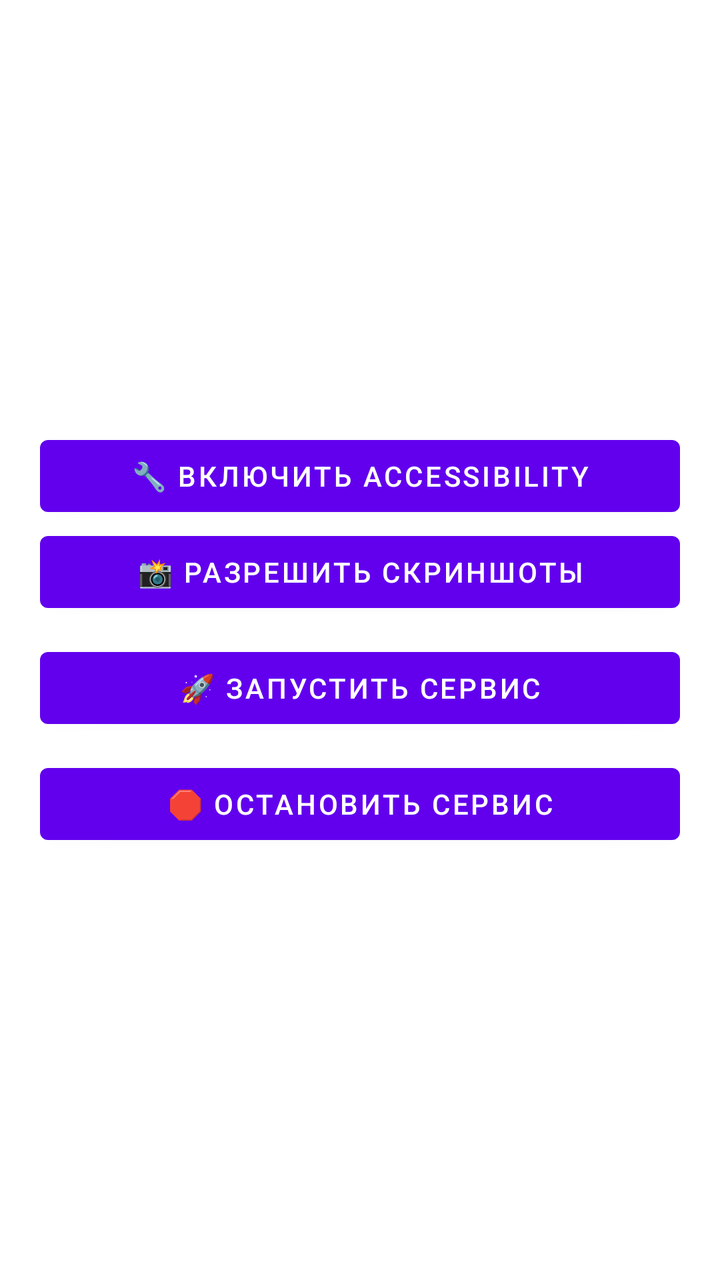
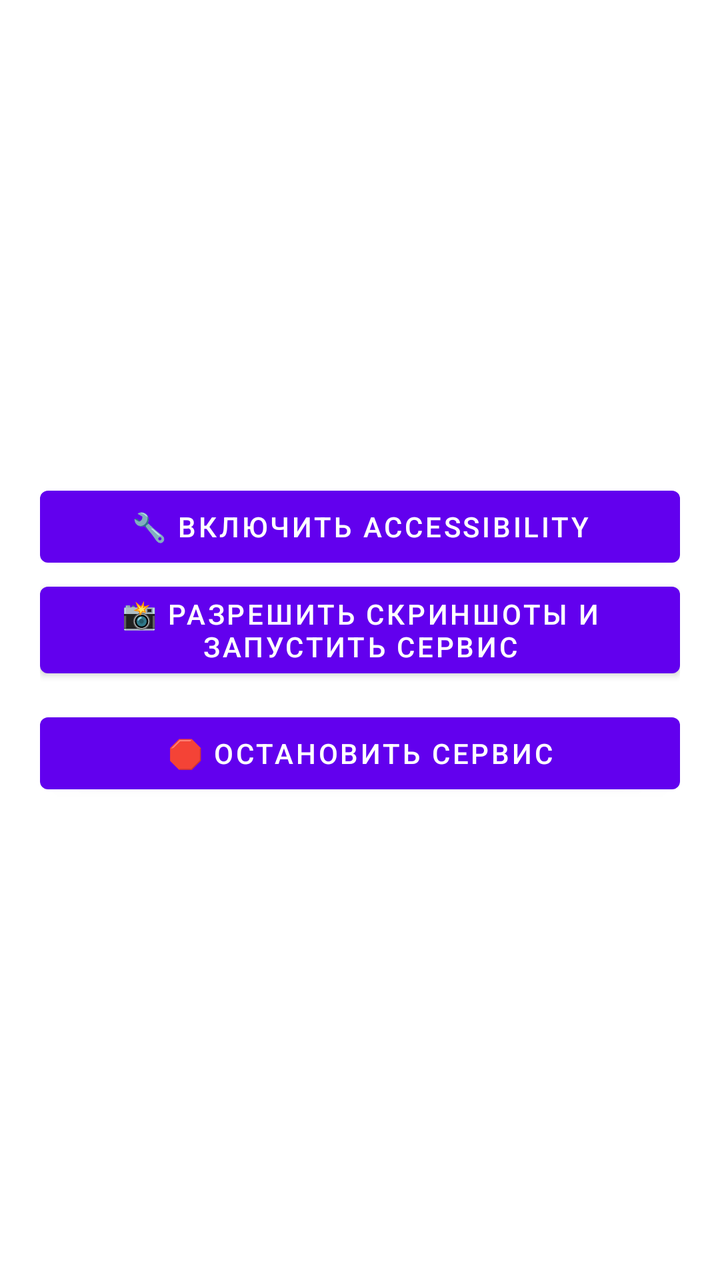

The first picture is an Android layout as it rendered before a commit; the second is the same layout after the commit. The layout source and the unified diff follow.
<!-- AndroidManifest.xml: fallback theme Theme.MaterialComponents.DayNight.NoActionBar -->
<!-- res/layout/activity_main.xml -->
<?xml version="1.0" encoding="utf-8"?>
<LinearLayout xmlns:android="http://schemas.android.com/apk/res/android"
    android:layout_width="match_parent"
    android:layout_height="match_parent"
    android:orientation="vertical"
    android:padding="20dp"
    android:gravity="center">

    <Button
        android:id="@+id/btnAccessibility"
        android:layout_width="match_parent"
        android:layout_height="wrap_content"
        android:text="🔧 Включить Accessibility" />

    <Button
        android:id="@+id/btnScreenshot"
        android:layout_width="match_parent"
        android:layout_height="wrap_content"
        android:text="📸 Разрешить скриншоты" />

    <Button
        android:id="@+id/btnStart"
        android:layout_width="match_parent"
        android:layout_height="wrap_content"
        android:text="🚀 Запустить сервис"
        android:layout_marginTop="10dp" />

    <Button
        android:id="@+id/btnStop"
        android:layout_width="match_parent"
        android:layout_height="wrap_content"
        android:text="🛑 Остановить сервис"
        android:layout_marginTop="10dp" />
</LinearLayout>
<!-- resources referenced by this layout -->
<resources>

</resources>

<!-- the commit's change to res/layout/activity_main.xml (unified diff, before → after) -->
@@ -16,14 +16,7 @@
         android:id="@+id/btnScreenshot"
         android:layout_width="match_parent"
         android:layout_height="wrap_content"
-        android:text="📸 Разрешить скриншоты" />
-
-    <Button
-        android:id="@+id/btnStart"
-        android:layout_width="match_parent"
-        android:layout_height="wrap_content"
-        android:text="🚀 Запустить сервис"
-        android:layout_marginTop="10dp" />
+        android:text="📸 Разрешить скриншоты и запустить сервис" />
 
     <Button
         android:id="@+id/btnStop"
